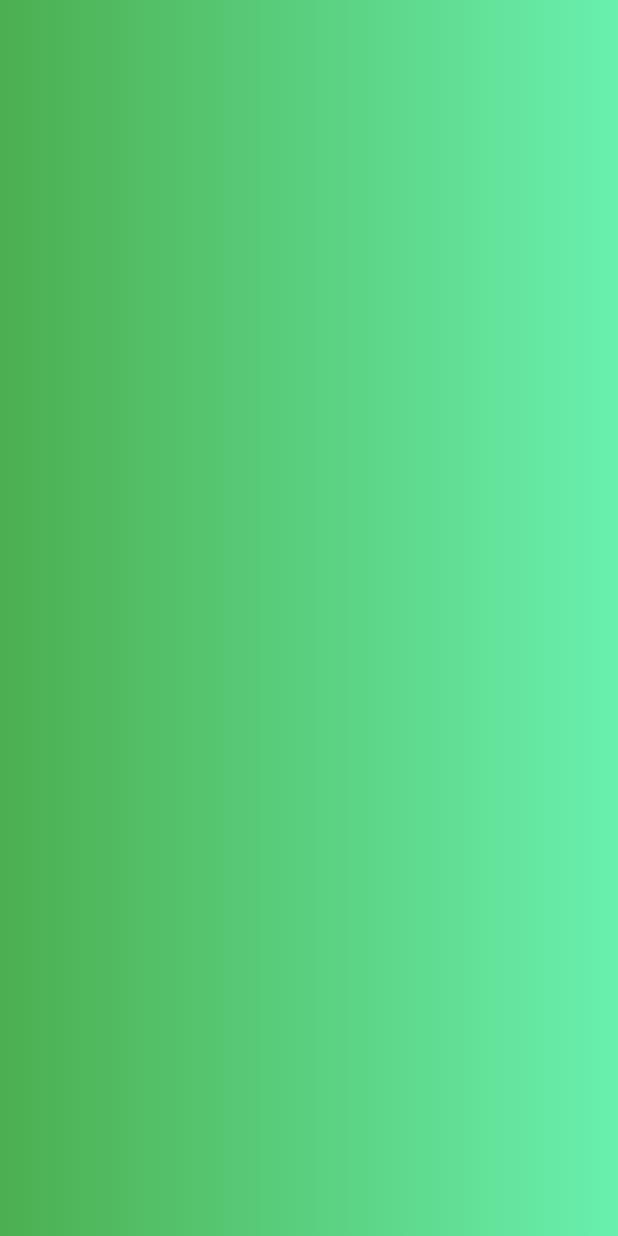
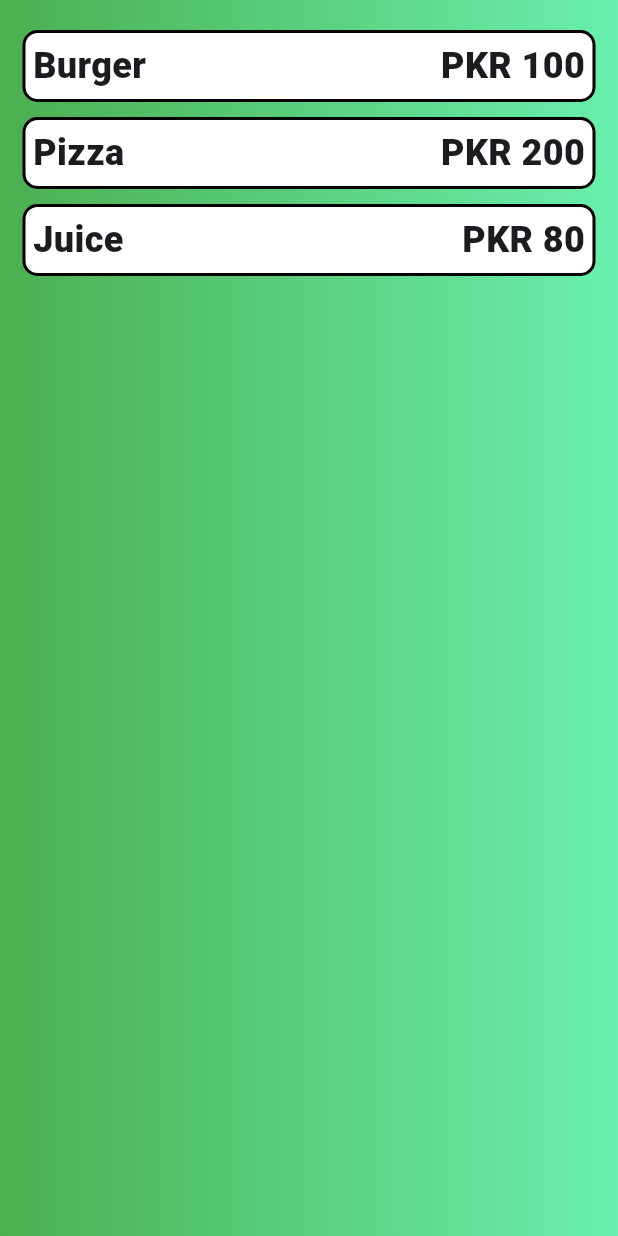
Before and after one commit to SaarimFarooqui/Flutter, a Flutter app: the screen it shows after launch, on a phone screen of 412 x 824 dp. Run offline on Flutter 3.47's test engine with Material 3 defaults, Android fonts, the phone set to English and light mode, and no system bars.

Commit message:
meal containers on home page

```diff
--- a/meal_picker_app/lib/main.dart
+++ b/meal_picker_app/lib/main.dart
@@ -37,7 +37,31 @@
         decoration: BoxDecoration(
           gradient: LinearGradient(colors: [Colors.green, Colors.greenAccent])
         ),
-
+        child: ListView(
+          children: [
+            listbox("Burger", "PKR 100"),
+            listbox("Pizza", "PKR 200"),
+            listbox("Juice", "PKR 80")
+          ],
+        ),
+      ),
+    );
+  }
+  Container listbox(String mealName, String mealPrice){
+    return Container(
+      margin: EdgeInsets.fromLTRB(5, 10, 5, 0),
+      padding: EdgeInsets.all(5),
+      decoration: BoxDecoration(
+        border: Border.all(color: Colors.black, width: 2),
+        borderRadius: BorderRadius.circular(10),
+        color: Colors.white
+      ),
+      child: Row(
+        mainAxisAlignment: MainAxisAlignment.spaceBetween,
+        children: [
+          Text(mealName, style: TextStyle(fontSize: 24, fontWeight: FontWeight.w800),),
+          Text(mealPrice, style: TextStyle(fontSize: 24, fontWeight: FontWeight.w800),)
+        ],
       ),
     );
   }
```
